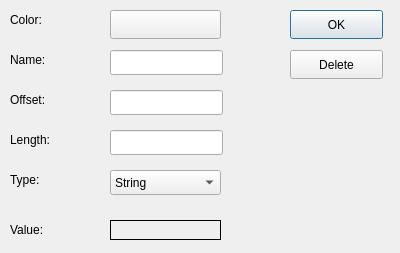
Above: hexwalk/edittagdialog.ui from gcarmix/HexWalk before the change. Below: the same form after it.
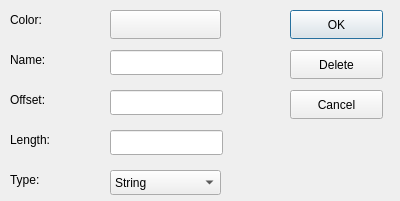
That is the form after the change.

The edit to the form file:
```diff
--- a/hexwalk/edittagdialog.ui
+++ b/hexwalk/edittagdialog.ui
@@ -7,7 +7,7 @@
     <x>0</x>
     <y>0</y>
     <width>400</width>
-    <height>253</height>
+    <height>201</height>
    </rect>
   </property>
   <property name="windowTitle">
@@ -139,36 +139,7 @@
     </property>
    </item>
   </widget>
-  <widget class="QLabel" name="label_6">
-   <property name="geometry">
-    <rect>
-     <x>10</x>
-     <y>220</y>
-     <width>51</width>
-     <height>20</height>
-    </rect>
-   </property>
-   <property name="text">
-    <string>Value:</string>
-   </property>
-  </widget>
-  <widget class="QLabel" name="valueLabel">
-   <property name="geometry">
-    <rect>
-     <x>110</x>
-     <y>220</y>
-     <width>111</width>
-     <height>20</height>
-    </rect>
-   </property>
-   <property name="frameShape">
-    <enum>QFrame::Box</enum>
-   </property>
-   <property name="text">
-    <string/>
-   </property>
-  </widget>
-  <widget class="QPushButton" name="okButton">
+  <widget class="QPushButton" name="applyButton">
    <property name="geometry">
     <rect>
      <x>290</x>
@@ -207,6 +178,19 @@
     <string/>
    </property>
   </widget>
+  <widget class="QPushButton" name="cancelButton">
+   <property name="geometry">
+    <rect>
+     <x>290</x>
+     <y>90</y>
+     <width>93</width>
+     <height>29</height>
+    </rect>
+   </property>
+   <property name="text">
+    <string>Cancel</string>
+   </property>
+  </widget>
  </widget>
  <resources/>
  <connections/>
```
Left out of the diff: 6 changed lines with no effect on the pictures.
